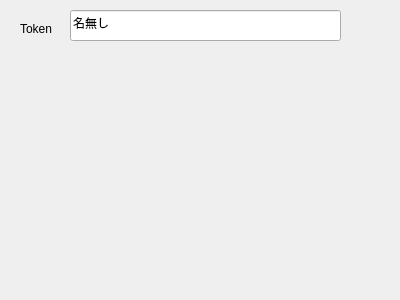
Before: the Qt Designer form master/master.ui in tnct-spc/procon2015, drawn with Qt 5.
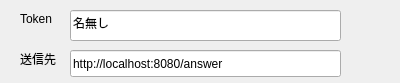
After: the same form once the commit is applied.

Commit message: [change]Masterがlocalhost以外にも送ることができるようにした

The edit to the form file:
```diff
--- a/master/master.ui
+++ b/master/master.ui
@@ -7,7 +7,7 @@
     <x>0</x>
     <y>0</y>
     <width>400</width>
-    <height>300</height>
+    <height>83</height>
    </rect>
   </property>
   <property name="windowTitle">
@@ -30,7 +30,7 @@
    <property name="geometry">
     <rect>
      <x>20</x>
-     <y>20</y>
+     <y>10</y>
      <width>67</width>
      <height>17</height>
     </rect>
@@ -39,6 +39,32 @@
     <string>Token</string>
    </property>
   </widget>
+  <widget class="QLabel" name="label_2">
+   <property name="geometry">
+    <rect>
+     <x>20</x>
+     <y>50</y>
+     <width>51</width>
+     <height>17</height>
+    </rect>
+   </property>
+   <property name="text">
+    <string>送信先</string>
+   </property>
+  </widget>
+  <widget class="QLineEdit" name="send_url">
+   <property name="geometry">
+    <rect>
+     <x>70</x>
+     <y>50</y>
+     <width>271</width>
+     <height>27</height>
+    </rect>
+   </property>
+   <property name="text">
+    <string>http://localhost:8080/answer</string>
+   </property>
+  </widget>
  </widget>
  <layoutdefault spacing="6" margin="11"/>
  <resources/>
```
The commit also changes 7 other files.
